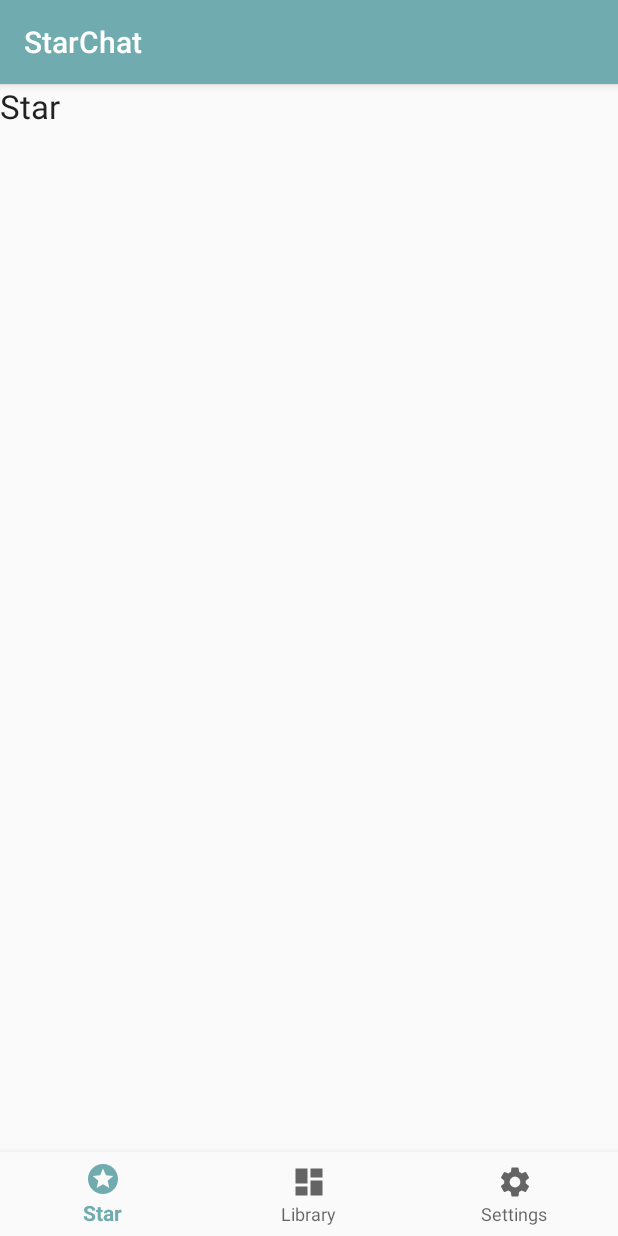
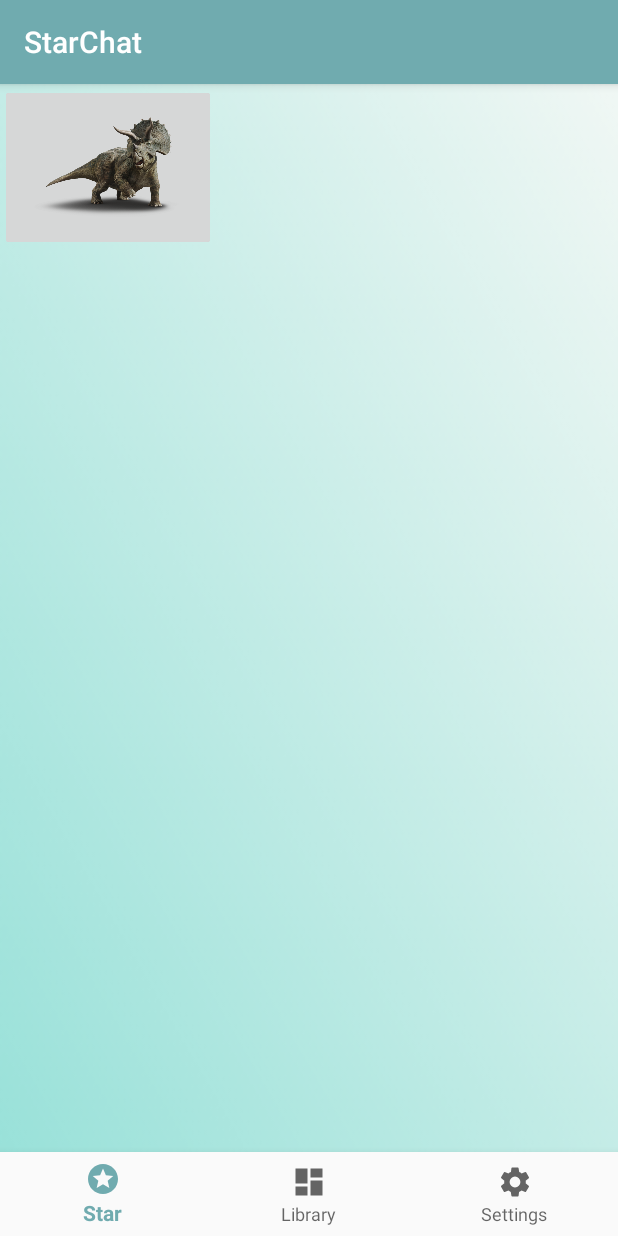
Before and after one commit to thomape/StarChat, an Android app: the screen it shows after launch (MainActivity), on a phone screen of 412 x 824 dp. Run offline under Robolectric (Android 15) with nearby library versions, the phone set to English and light mode, and no system bars.

Commit message:
Added some pics

```diff
--- a/app/src/main/res/layout/fragment_star.xml
+++ b/app/src/main/res/layout/fragment_star.xml
@@ -1,18 +1,80 @@
 <?xml version="1.0" encoding="utf-8"?>
-<android.support.constraint.ConstraintLayout
-    xmlns:android="http://schemas.android.com/apk/res/android"
+<android.support.constraint.ConstraintLayout xmlns:android="http://schemas.android.com/apk/res/android"
     xmlns:app="http://schemas.android.com/apk/res-auto"
     xmlns:tools="http://schemas.android.com/tools"
     android:layout_width="match_parent"
-    android:layout_height="match_parent">
+    android:layout_height="match_parent"
+    android:background="@drawable/background">
 
-    <TextView
-        android:id="@+id/textView"
+    <ImageButton
+        android:id="@+id/ankle"
+        android:layout_width="144dp"
+        android:layout_height="111dp"
+        android:scaleType="fitCenter"
+        app:srcCompat="@drawable/ankle"
+        tools:layout_editor_absoluteX="133dp"
+        tools:layout_editor_absoluteY="142dp" />
+
+    <ImageButton
+        android:id="@+id/indom"
+        android:layout_width="144dp"
+        android:layout_height="111dp"
+        android:scaleType="fitCenter"
+        app:srcCompat="@drawable/indom"
+        tools:layout_editor_absoluteX="133dp"
+        tools:layout_editor_absoluteY="253dp" />
+
+    <ImageButton
+        android:id="@+id/trex"
+        android:layout_width="144dp"
+        android:layout_height="111dp"
+        android:scaleType="fitCenter"
+        app:srcCompat="@drawable/trex"
+        tools:layout_editor_absoluteX="133dp"
+        tools:layout_editor_absoluteY="364dp" />
+
+    <ImageButton
+        android:id="@+id/trike"
+        android:layout_width="144dp"
+        android:layout_height="111dp"
+        android:scaleType="fitCenter"
+        app:srcCompat="@drawable/trike"
+        tools:layout_editor_absoluteX="133dp"
+        tools:layout_editor_absoluteY="475dp" />
+
+    <android.support.constraint.Guideline
+        android:id="@+id/guideline"
         android:layout_width="wrap_content"
         android:layout_height="wrap_content"
-        android:layout_centerHorizontal="true"
-        android:layout_centerVertical="true"
-        android:text="@string/star"
-        android:textAppearance="@style/Base.TextAppearance.AppCompat.Large" />
+        android:orientation="vertical"
+        app:layout_constraintGuide_percent="0.5" />
+
+    <android.support.constraint.Guideline
+        android:id="@+id/guideline3"
+        android:layout_width="wrap_content"
+        android:layout_height="wrap_content"
+        android:orientation="horizontal"
+        app:layout_constraintGuide_percent="0.1" />
+
+    <android.support.constraint.Guideline
+        android:id="@+id/guideline4"
+        android:layout_width="wrap_content"
+        android:layout_height="wrap_content"
+        android:orientation="horizontal"
+        app:layout_constraintGuide_percent="0.9" />
+
+    <android.support.constraint.Guideline
+        android:id="@+id/guideline5"
+        android:layout_width="wrap_content"
+        android:layout_height="wrap_content"
+        android:orientation="horizontal"
+        app:layout_constraintGuide_percent="0.500684" />
+
+    <android.support.constraint.Guideline
+        android:id="@+id/guideline6"
+        android:layout_width="wrap_content"
+        android:layout_height="wrap_content"
+        android:orientation="horizontal"
+        app:layout_constraintGuide_begin="20dp" />
 
 </android.support.constraint.ConstraintLayout>
```
Also changed, not shown: app/src/main/res/drawable/background.png (added), app/src/main/res/drawable/background1.jpg (added).
